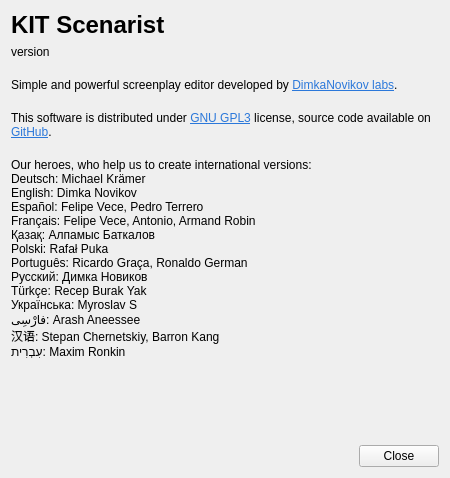
First picture: the form in src/bin/scenarist-desktop/UserInterfaceLayer/Application/AboutDialog.ui, repository dimkanovikov/KITScenarist, before the edit.
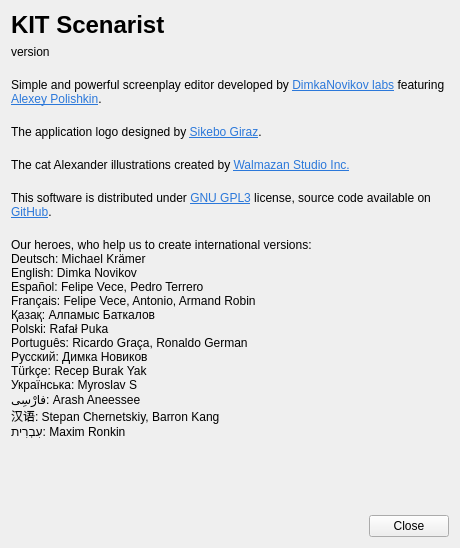
Second picture: the form after the edit.

Commit message: Added designers and Armijo to About app dialog #628

What changed in the file:
```diff
--- a/src/bin/scenarist-desktop/UserInterfaceLayer/Application/AboutDialog.ui
+++ b/src/bin/scenarist-desktop/UserInterfaceLayer/Application/AboutDialog.ui
@@ -6,13 +6,13 @@
    <rect>
     <x>0</x>
     <y>0</y>
-    <width>450</width>
-    <height>478</height>
+    <width>460</width>
+    <height>548</height>
    </rect>
   </property>
   <property name="minimumSize">
    <size>
-    <width>450</width>
+    <width>460</width>
     <height>0</height>
    </size>
   </property>
@@ -20,6 +20,22 @@
    <string>About the app</string>
   </property>
   <layout class="QGridLayout" name="gridLayout">
+   <item row="9" column="0" colspan="2">
+    <widget class="QLabel" name="label_6">
+     <property name="text">
+      <string>&lt;html&gt;&lt;head/&gt;&lt;body&gt;&lt;p&gt;The cat Alexander illustrations created by &lt;a href=&quot;https://www.facebook.com/walmazanstudio/&quot;&gt;&lt;span style=&quot; text-decoration: underline; color:#2b78da;&quot;&gt;Walmazan Studio Inc.&lt;/span&gt;&lt;/a&gt;&lt;/p&gt;&lt;/body&gt;&lt;/html&gt;</string>
+     </property>
+     <property name="textFormat">
+      <enum>Qt::RichText</enum>
+     </property>
+     <property name="wordWrap">
+      <bool>true</bool>
+     </property>
+     <property name="openExternalLinks">
+      <bool>true</bool>
+     </property>
+    </widget>
+   </item>
    <item row="0" column="0" colspan="2">
     <widget class="QLabel" name="label_3">
      <property name="styleSheet">
@@ -47,23 +63,7 @@
      </property>
     </spacer>
    </item>
-   <item row="3" column="0" colspan="2">
-    <widget class="QLabel" name="label_2">
-     <property name="text">
-      <string>&lt;html&gt;&lt;head/&gt;&lt;body&gt;&lt;p&gt;Simple and powerful screenplay editor developed by &lt;a href=&quot;http://dimkanovikov.pro/&quot;&gt;&lt;span style=&quot; text-decoration: underline; color:#2b78da;&quot;&gt;DimkaNovikov labs&lt;/span&gt;&lt;/a&gt;.&lt;/p&gt;&lt;/body&gt;&lt;/html&gt;</string>
-     </property>
-     <property name="textFormat">
-      <enum>Qt::RichText</enum>
-     </property>
-     <property name="wordWrap">
-      <bool>true</bool>
-     </property>
-     <property name="openExternalLinks">
-      <bool>true</bool>
-     </property>
-    </widget>
-   </item>
-   <item row="4" column="0">
+   <item row="10" column="0">
     <spacer name="verticalSpacer_3">
      <property name="orientation">
       <enum>Qt::Vertical</enum>
@@ -79,7 +79,7 @@
      </property>
     </spacer>
    </item>
-   <item row="5" column="0" colspan="2">
+   <item row="11" column="0" colspan="2">
     <widget class="QLabel" name="label_4">
      <property name="text">
       <string>&lt;html&gt;&lt;head/&gt;&lt;body&gt;&lt;p&gt;This software is distributed under &lt;a href=&quot;https://github.com/dimkanovikov/KITScenarist/blob/develop/LICENSE&quot;&gt;&lt;span style=&quot; text-decoration: underline; color:#2b78da;&quot;&gt;GNU GPL3&lt;/span&gt;&lt;/a&gt; license, source code available on &lt;a href=&quot;https://github.com/dimkanovikov/KITScenarist/&quot;&gt;&lt;span style=&quot; text-decoration: underline; color:#2b78da;&quot;&gt;GitHub&lt;/span&gt;&lt;/a&gt;.&lt;/p&gt;&lt;/body&gt;&lt;/html&gt;</string>
@@ -95,7 +95,7 @@
      </property>
     </widget>
    </item>
-   <item row="8" column="1">
+   <item row="14" column="1">
     <spacer name="verticalSpacer_2">
      <property name="orientation">
       <enum>Qt::Vertical</enum>
@@ -108,14 +108,14 @@
      </property>
     </spacer>
    </item>
-   <item row="9" column="0" colspan="2">
+   <item row="15" column="0" colspan="2">
     <widget class="QDialogButtonBox" name="buttons">
      <property name="standardButtons">
       <set>QDialogButtonBox::Close</set>
      </property>
     </widget>
    </item>
-   <item row="6" column="0">
+   <item row="12" column="0">
     <spacer name="verticalSpacer_4">
      <property name="orientation">
       <enum>Qt::Vertical</enum>
@@ -141,7 +141,7 @@
      </property>
     </widget>
    </item>
-   <item row="7" column="0" colspan="2">
+   <item row="13" column="0" colspan="2">
     <widget class="QLabel" name="translators">
      <property name="text">
       <string>Our heroes, who help us to create international versions:
@@ -165,6 +165,70 @@
      </property>
     </widget>
    </item>
+   <item row="6" column="0">
+    <spacer name="verticalSpacer_6">
+     <property name="orientation">
+      <enum>Qt::Vertical</enum>
+     </property>
+     <property name="sizeType">
+      <enum>QSizePolicy::Fixed</enum>
+     </property>
+     <property name="sizeHint" stdset="0">
+      <size>
+       <width>20</width>
+       <height>13</height>
+      </size>
+     </property>
+    </spacer>
+   </item>
+   <item row="8" column="0">
+    <spacer name="verticalSpacer_5">
+     <property name="orientation">
+      <enum>Qt::Vertical</enum>
+     </property>
+     <property name="sizeType">
+      <enum>QSizePolicy::Fixed</enum>
+     </property>
+     <property name="sizeHint" stdset="0">
+      <size>
+       <width>20</width>
+       <height>13</height>
+      </size>
+     </property>
+    </spacer>
+   </item>
+   <item row="3" column="0" colspan="2">
+    <widget class="QLabel" name="label_5">
+     <property name="text">
+      <string>&lt;html&gt;&lt;head/&gt;&lt;body&gt;&lt;p&gt;Simple and powerful screenplay editor developed by &lt;a href=&quot;http://dimkanovikov.pro/&quot;&gt;&lt;span style=&quot; text-decoration: underline; color:#2b78da;&quot;&gt;DimkaNovikov labs&lt;/span&gt;&lt;/a&gt; featuring &lt;a href=&quot;https://github.com/Armijo38&quot;&gt;&lt;span style=&quot; text-decoration: underline; color:#2b78da;&quot;&gt;Alexey Polishkin&lt;/span&gt;&lt;/a&gt;.&lt;/p&gt;&lt;/body&gt;&lt;/html&gt;</string>
+     </property>
+     <property name="textFormat">
+      <enum>Qt::RichText</enum>
+     </property>
+     <property name="wordWrap">
+      <bool>true</bool>
+     </property>
+     <property name="openExternalLinks">
+      <bool>true</bool>
+     </property>
+    </widget>
+   </item>
+   <item row="7" column="0" colspan="2">
+    <widget class="QLabel" name="label_2">
+     <property name="text">
+      <string>&lt;html&gt;&lt;head/&gt;&lt;body&gt;&lt;p&gt;The application logo designed by &lt;a href=&quot;https://plus.google.com/+SikeboGiraz&quot;&gt;&lt;span style=&quot; text-decoration: underline; color:#2b78da;&quot;&gt;Sikebo Giraz&lt;/span&gt;&lt;/a&gt;.&lt;/p&gt;&lt;/body&gt;&lt;/html&gt;</string>
+     </property>
+     <property name="textFormat">
+      <enum>Qt::RichText</enum>
+     </property>
+     <property name="wordWrap">
+      <bool>true</bool>
+     </property>
+     <property name="openExternalLinks">
+      <bool>true</bool>
+     </property>
+    </widget>
+   </item>
   </layout>
  </widget>
  <resources/>
```
